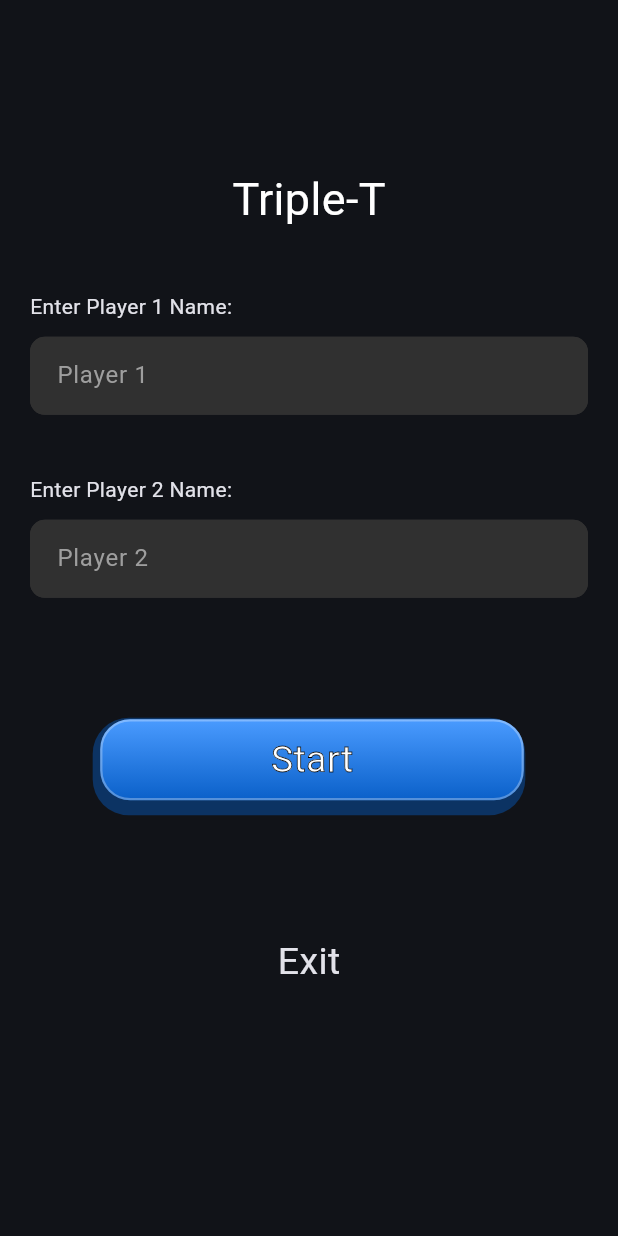
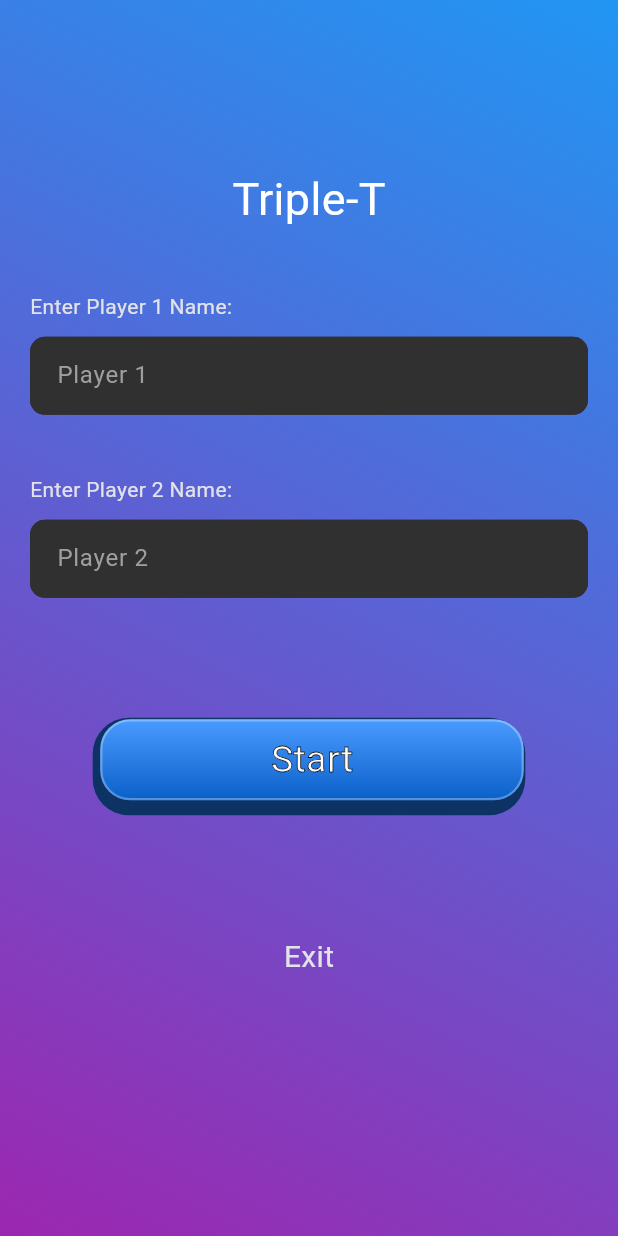
Before and after one commit to Dewchathu/triple-t, a Flutter app: the screen it shows after launch, on a phone screen of 412 x 824 dp. Run offline on Flutter 3.47's test engine with Material 3 defaults, Android fonts, the phone set to English and light mode, and no system bars; our stand-ins replace google_fonts, page_transition; missing offline and left inert: flame_audio; Roboto replaces fonts that are missing (Lemon).

Commit message:
202404151812

```diff
--- a/lib/main.dart
+++ b/lib/main.dart
@@ -1,9 +1,9 @@
 import 'package:flutter/material.dart';
-import 'package:triple_t/Screens/entry_screen.dart';
-import 'package:triple_t/screens/player_selection.dart';
+import 'package:google_fonts/google_fonts.dart';
 import 'package:triple_t/screens/splash_screen.dart';
 
 void main() {
+  GoogleFonts.config.allowRuntimeFetching = false;
   runApp(const MyApp());
 }
 
--- a/lib/screens/player_selection.dart
+++ b/lib/screens/player_selection.dart
@@ -1,6 +1,5 @@
-import 'package:flutter/cupertino.dart';
+import 'package:flame_audio/flame_audio.dart';
 import 'package:flutter/material.dart';
-import 'package:flutter/widgets.dart';
 import 'package:google_fonts/google_fonts.dart';
 import 'package:triple_t/actions/moveto_next_screen.dart';
 import 'package:triple_t/widgets/custom_button.dart';
@@ -17,23 +16,41 @@ class PlayerSelection extends StatefulWidget {
 }
 
 class _PlayerSelectionState extends State<PlayerSelection> {
+  bool isMusicPlaying = false;
+
+  @override
+  void initState() {
+    super.initState();
+    FlameAudio.bgm.initialize();
+    FlameAudio.bgm.play('music.ogg');
+  }
+
   @override
   Widget build(BuildContext context) {
     final size = MediaQuery.sizeOf(context);
     final TextEditingController playerOne = TextEditingController();
     final TextEditingController playerTwo = TextEditingController();
-    final _formKey = GlobalKey<FormState>();
+    final formKey = GlobalKey<FormState>();
 
     return WillPopScope(
       onWillPop: () => _onBackPressed(context),
       child: Scaffold(
-        body: Padding(
+        body: Container(
+          width: double.infinity,
+          decoration: const BoxDecoration(
+              gradient: LinearGradient(
+                  colors: [Colors.blue, Colors.purple],
+                  begin: Alignment.topRight,
+                  end: Alignment.bottomLeft
+              )
+          ),
+          child: Padding(
             padding: const EdgeInsets.all(20),
             child:SizedBox(
                 height: size.height,
                 width: size.width,
                 child: Form(
-                key: _formKey,
+                  key: formKey,
                   child: SingleChildScrollView(
                     child: Column(
                       crossAxisAlignment: CrossAxisAlignment.start,
@@ -44,7 +61,8 @@ class _PlayerSelectionState extends State<PlayerSelection> {
                               style: GoogleFonts.lemon(
                               fontSize: 30,
                               color: Colors.white,
-                          ),),
+                            ),
+                            ),
                         ),
                         const SizedBox(height: 40),
                         const Text('Enter Player 1 Name:'),
@@ -77,7 +95,7 @@ class _PlayerSelectionState extends State<PlayerSelection> {
                           child: CustomButton(
                               text:  'Start',
                               onPressed: (){
-                              if (_formKey.currentState?.validate() ?? false) {
+                                if (formKey.currentState?.validate() ?? false) {
                                   moveToNextScreen(context, EntryScreen(playerOne: playerOne.text, playerTwo: playerTwo.text,));
 
                                 }
@@ -90,7 +108,7 @@ class _PlayerSelectionState extends State<PlayerSelection> {
                         const SizedBox(height: 80),
                         GestureDetector(
                           onTap: () => _onBackPressed(context),
-                          child: Center(child: Text("Exit", style: TextStyle(fontSize: 25),)),
+                            child: const Center(child: Text("Exit", style: TextStyle(fontSize: 20),)),
                         ),
                       ],
                     ),
@@ -100,6 +118,7 @@ class _PlayerSelectionState extends State<PlayerSelection> {
               ),
           ),
         ),
+      ),
     );
   }
   Future<bool> _onBackPressed(BuildContext context) async {
--- a/lib/screens/splash_screen.dart
+++ b/lib/screens/splash_screen.dart
@@ -1,4 +1,6 @@
 import 'package:flutter/material.dart';
+import 'package:flutter/widgets.dart';
+import 'package:google_fonts/google_fonts.dart';
 import 'package:triple_t/actions/moveto_next_screen.dart';
 import 'package:triple_t/screens/player_selection.dart';
 
@@ -10,10 +12,29 @@ class SplashScreen extends StatelessWidget {
     Future.delayed(const Duration(seconds: 2), () {
       moveToNextScreen(context, const PlayerSelection());
     });
-    return const Scaffold(
-      body:Center(
-        child: Text("Welcome Triple-T", style: TextStyle(fontSize: 25),),
-      ),
+    return Scaffold(
+      body:Container(
+        width: double.infinity,
+        decoration: const BoxDecoration(
+          gradient: LinearGradient(
+              colors: [Colors.blue, Colors.purple],
+            begin: Alignment.topRight,
+            end: Alignment.bottomLeft
+          )
+        ),
+        child:Column(
+          mainAxisAlignment: MainAxisAlignment.center,
+          children: [
+            Center(
+              child: Text("Welcome Triple-T",
+                style: GoogleFonts.lemon(
+                fontSize: 30,
+                color: Colors.white,
+              ),),
+            ),
+          ],
+        ),
+      )
     );
   }
 }
--- a/lib/widgets/exit_dialog.dart
+++ b/lib/widgets/exit_dialog.dart
@@ -15,7 +15,7 @@ class ExitDialog {
               onPressed: () {
                 Navigator.of(context).pop(false);
               },
-               child: const Text('Cansel'),
+               child: const Text('Cancel'),
             ),
             TextButton(
               onPressed: () {
```
Also changed, not shown: lib/screens/entry_screen.dart (+14 -27 lines), lib/screens/home_screen.dart (+36 -5 lines), pubspec.yaml (+9 -0 lines), assets/icon/icon.png (added), pubspec.lock, 24 other files. Lines whose indentation alone changed are shown as unchanged.
